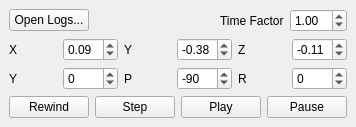
First picture: the form in basestation/logplayer.ui, repository wpfhtl/octocopter, before the edit.
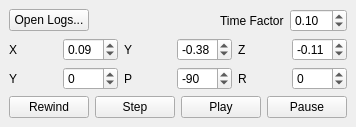
Second picture: the form after the edit.

The edit to the form file:
```diff
--- a/basestation/logplayer.ui
+++ b/basestation/logplayer.ui
@@ -62,7 +62,7 @@
       <item>
        <widget class="QDoubleSpinBox" name="mSpinBoxTimeFactor">
         <property name="value">
-         <double>1.000000000000000</double>
+         <double>0.100000000000000</double>
         </property>
        </widget>
       </item>
```
